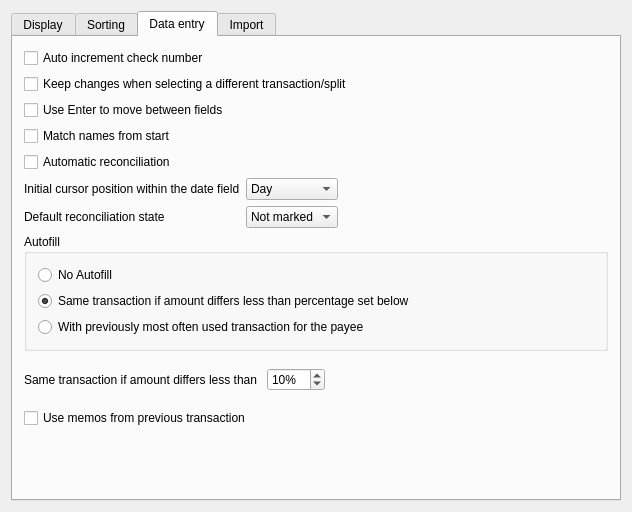
Old version of the form kmymoney/dialogs/settings/ksettingsregister.ui in the repository KDE/kmymoney.
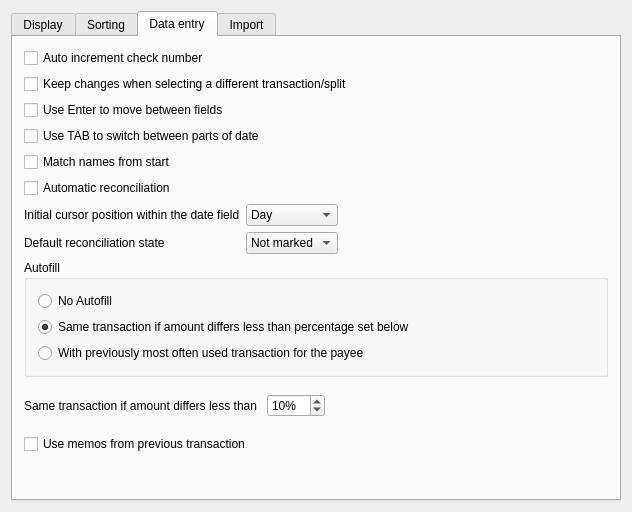
New version of the form. The open tabs and pages were chosen to show the change. Custom widgets are drawn as their Qt base class.

Commit message:
Add option to control TAB handling in date edit widget
FEATURE: 509997
FIXED-IN: 5.3

```diff
--- a/kmymoney/dialogs/settings/ksettingsregister.ui
+++ b/kmymoney/dialogs/settings/ksettingsregister.ui
@@ -251,6 +251,13 @@
          </property>
         </widget>
        </item>
+       <item>
+        <widget class="QCheckBox" name="kcfg_TabMovesBetweenDateParts">
+         <property name="text">
+          <string>Use TAB to switch between parts of date</string>
+         </property>
+        </widget>
+       </item>
        <item>
         <widget class="QCheckBox" name="kcfg_stringMatchFromStart">
          <property name="whatsThis">
```
The commit also changes 4 other files.
